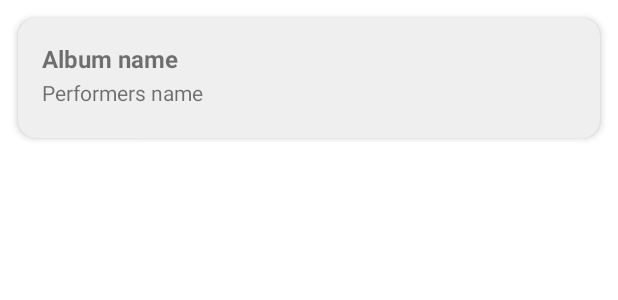
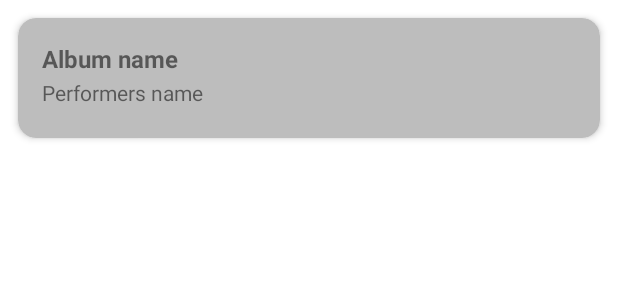
Before and after one commit to clts-uniandes/DesarrolloMovil, an Android app: the layout album_item.xml on its own in the app's theme, with its tools: preview values and no code run, on a phone screen of 412 x 824 dp. Shown: the top 300 px of the screen. Run offline under Robolectric (Android 15) with nearby library versions, the phone set to English and light mode, and no system bars; network calls fail.

Commit message:
Add styles for album list

```diff
--- a/app/src/main/res/layout/album_item.xml
+++ b/app/src/main/res/layout/album_item.xml
@@ -10,7 +10,7 @@
     android:checkable="true"
     android:clickable="true"
     android:focusable="true"
-    card_view:cardBackgroundColor="#FFefefef"
+    card_view:cardBackgroundColor="?attr/colorSecondary"
     card_view:cardCornerRadius="12dp"
     card_view:cardElevation="3dp"
     card_view:contentPadding="0dp">
@@ -32,7 +32,10 @@
             android:layout_width="match_parent"
             android:layout_height="match_parent"
             android:layout_alignBottom="@+id/item_image"
-            android:layout_margin="16dp"
+            android:layout_marginStart="16dp"
+            android:layout_marginTop="16dp"
+            android:layout_marginEnd="16dp"
+            android:layout_marginBottom="16dp"
             android:layout_toStartOf="@id/item_image">
 
             <TextView
--- a/app/src/main/res/values-night/themes.xml
+++ b/app/src/main/res/values-night/themes.xml
@@ -2,16 +2,18 @@
     <!-- Base application theme. -->
     <style name="Theme.Vynils" parent="Theme.MaterialComponents.DayNight.DarkActionBar">
         <!-- Primary brand color. -->
-        <item name="colorPrimary">@color/grey</item>
-        <item name="colorPrimaryVariant">@color/grey_light</item>
-        <item name="colorOnPrimary">@color/grey_black</item>
+        <item name="colorPrimary">@color/grey_light</item>
+        <item name="colorPrimaryVariant">@color/grey</item>
+        <item name="colorOnPrimary">@color/black</item>
 
         <!-- Secondary brand color. -->
-        <item name="colorSecondary">@color/grey_secondary</item>
+        <item name="colorSecondary">@color/grey</item>
         <item name="colorSecondaryVariant">@color/grey_secondary_light</item>
-        <item name="colorOnSecondary">@color/grey_secondary_dark</item>
+        <item name="colorOnSecondary">@color/black</item>
         <!-- Status bar color. -->
         <item name="android:statusBarColor">?attr/colorPrimaryVariant</item>
         <!-- Customize your theme here. -->
+
+        <item name="cardViewStyle">@style/Widget.Vinyls.CardView</item>
     </style>
 </resources>
--- a/app/src/main/res/values/colors.xml
+++ b/app/src/main/res/values/colors.xml
@@ -10,9 +10,9 @@
 
     <color name="grey">#FF212121</color>
     <color name="grey_light">#FF484848</color>
-    <color name="grey_black">#FF000000</color>
+    <color name="grey_dark">#FF000000</color>
 
-    <color name="grey_secondary">#bdbdbd</color>
-    <color name="grey_secondary_light">#efefef</color>
-    <color name="grey_secondary_dark">#8d8d8d</color>
+    <color name="grey_secondary">#FFbdbdbd</color>
+    <color name="grey_secondary_light">#FFefefef</color>
+    <color name="grey_secondary_dark">#FF8d8d8d</color>
 </resources>
--- a/app/src/main/res/values/styles.xml
+++ b/app/src/main/res/values/styles.xml
@@ -1,19 +1,6 @@
 <?xml version="1.0" encoding="utf-8"?>
 <resources>
-    <style name="Widget.Vinyls.CardView" parent="Widget.MaterialComponents.CardView">
-        <item name="android:colorBackground">@color/grey_light</item>
-        <item name="android:gravity">center_vertical</item>
-        <item name="android:textAppearance">?attr/textAppearanceBody1</item>
-    </style>
-
-    <style name="Widget.Vinyls.Title.TextView" parent="Widget.MaterialComponents.TextView">
-        <item name="android:minHeight">@dimen/title_min_text_height</item>
-        <item name="android:gravity">center_vertical</item>
-        <item name="android:textAppearance">?attr/textAppearanceBody1</item>
-    </style>
-
-    <style name="Widget.Vinyls.SubTitle.TextView" parent="Widget.MaterialComponents.TextView">
-        <item name="android:minHeight">@dimen/sub_title_min_text_height</item>
+    <style name="Widget.Vinyls.CardView" parent="Widget.Material3.CardView.Outlined">
         <item name="android:gravity">center_vertical</item>
         <item name="android:textAppearance">?attr/textAppearanceBody1</item>
     </style>
--- a/app/src/main/res/values/themes.xml
+++ b/app/src/main/res/values/themes.xml
@@ -3,13 +3,13 @@
     <style name="Theme.Vynils" parent="Theme.MaterialComponents.DayNight.DarkActionBar">
         <!-- Primary brand color. -->
         <item name="colorPrimary">@color/grey</item>
-        <item name="colorPrimaryVariant">@color/grey_light</item>
-        <item name="colorOnPrimary">@color/grey_black</item>
+        <item name="colorPrimaryVariant">@color/grey_dark</item>
+        <item name="colorOnPrimary">@color/white</item>
 
         <!-- Secondary brand color. -->
         <item name="colorSecondary">@color/grey_secondary</item>
-        <item name="colorSecondaryVariant">@color/grey_secondary_light</item>
-        <item name="colorOnSecondary">@color/grey_secondary_dark</item>
+        <item name="colorSecondaryVariant">@color/grey_secondary_dark</item>
+        <item name="colorOnSecondary">@color/black</item>
         <!-- Status bar color. -->
         <item name="android:statusBarColor">?attr/colorPrimaryVariant</item>
         <!-- Customize your theme here. -->
```
